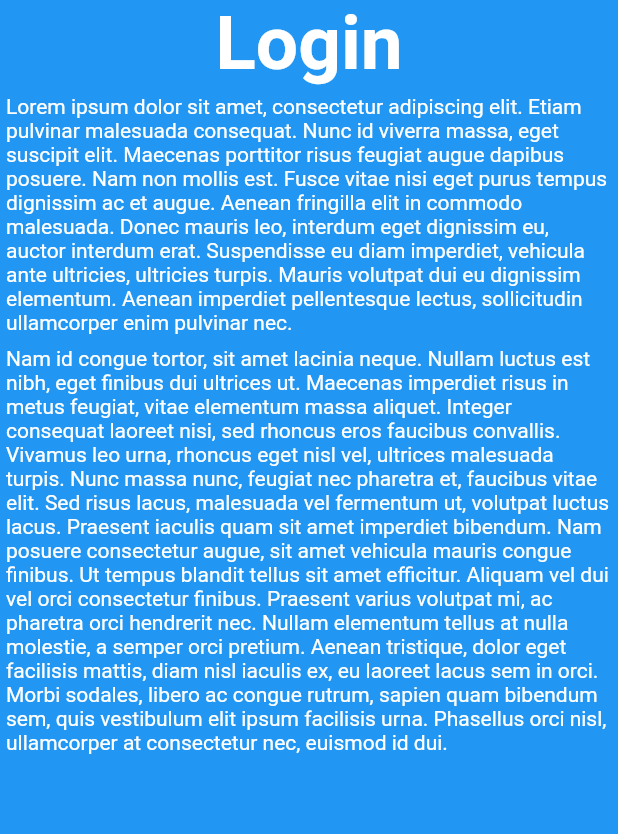
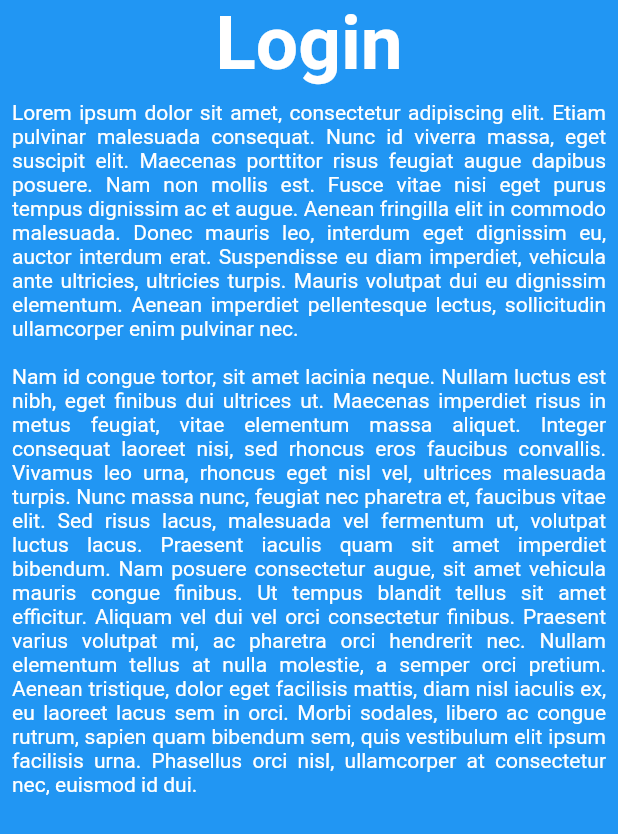
Before and after one commit to bra-alex/Flutter, a Flutter app: the screen it shows after launch, on a phone screen of 412 x 824 dp. Shown: the top 834 px of the screen. Run offline on Flutter 3.47's test engine with Material 2 defaults, Android fonts, the phone set to English and light mode, and no system bars.

Commit message:
Increase padding and change alignment

```diff
--- a/assignment/lib/main.dart
+++ b/assignment/lib/main.dart
@@ -30,16 +30,18 @@ class Assignment extends StatelessWidget {
           ],
         ),
         Padding(
-          padding: const EdgeInsets.all(4.0),
+          padding: const EdgeInsets.all(8.0),
           child: RichText(
+              textAlign: TextAlign.justify,
               text: const TextSpan(
                   text:
                       'Lorem ipsum dolor sit amet, consectetur adipiscing elit. Etiam pulvinar malesuada consequat. Nunc id viverra massa, eget suscipit elit. Maecenas porttitor risus feugiat augue dapibus posuere. Nam non mollis est. Fusce vitae nisi eget purus tempus dignissim ac et augue. Aenean fringilla elit in commodo malesuada. Donec mauris leo, interdum eget dignissim eu, auctor interdum erat. Suspendisse eu diam imperdiet, vehicula ante ultricies, ultricies turpis. Mauris volutpat dui eu dignissim elementum. Aenean imperdiet pellentesque lectus, sollicitudin ullamcorper enim pulvinar nec.',
                   style: TextStyle(color: Colors.white, fontSize: 14))),
         ),
         Padding(
-          padding: const EdgeInsets.all(4.0),
+          padding: const EdgeInsets.all(8.0),
           child: RichText(
+              textAlign: TextAlign.justify,
               text: const TextSpan(
                   text:
                       'Nam id congue tortor, sit amet lacinia neque. Nullam luctus est nibh, eget finibus dui ultrices ut. Maecenas imperdiet risus in metus feugiat, vitae elementum massa aliquet. Integer consequat laoreet nisi, sed rhoncus eros faucibus convallis. Vivamus leo urna, rhoncus eget nisl vel, ultrices malesuada turpis. Nunc massa nunc, feugiat nec pharetra et, faucibus vitae elit. Sed risus lacus, malesuada vel fermentum ut, volutpat luctus lacus. Praesent iaculis quam sit amet imperdiet bibendum. Nam posuere consectetur augue, sit amet vehicula mauris congue finibus. Ut tempus blandit tellus sit amet efficitur. Aliquam vel dui vel orci consectetur finibus. Praesent varius volutpat mi, ac pharetra orci hendrerit nec. Nullam elementum tellus at nulla molestie, a semper orci pretium. Aenean tristique, dolor eget facilisis mattis, diam nisl iaculis ex, eu laoreet lacus sem in orci. Morbi sodales, libero ac congue rutrum, sapien quam bibendum sem, quis vestibulum elit ipsum facilisis urna. Phasellus orci nisl, ullamcorper at consectetur nec, euismod id dui.',
```
